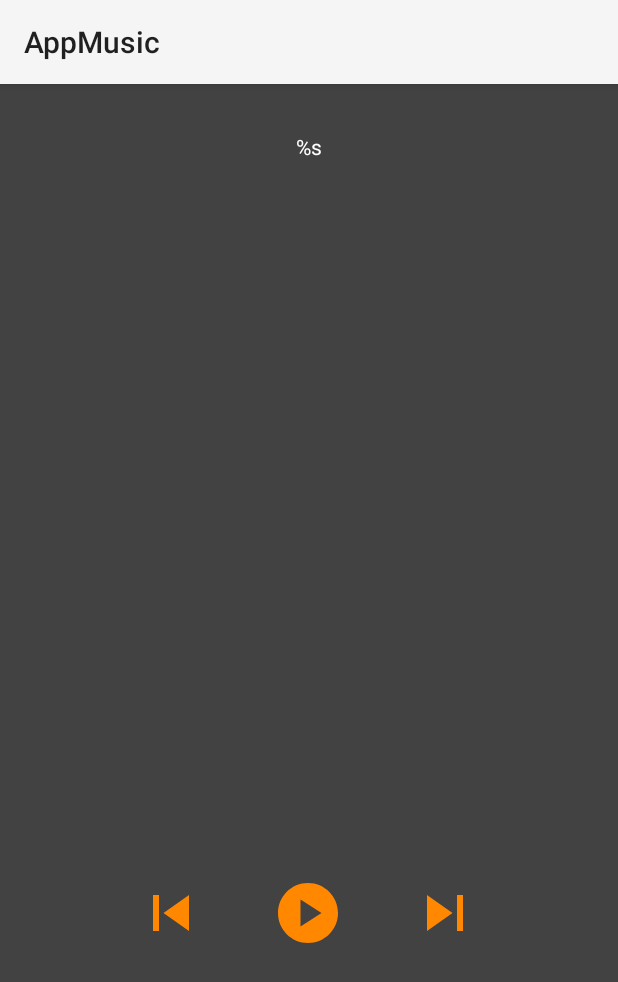
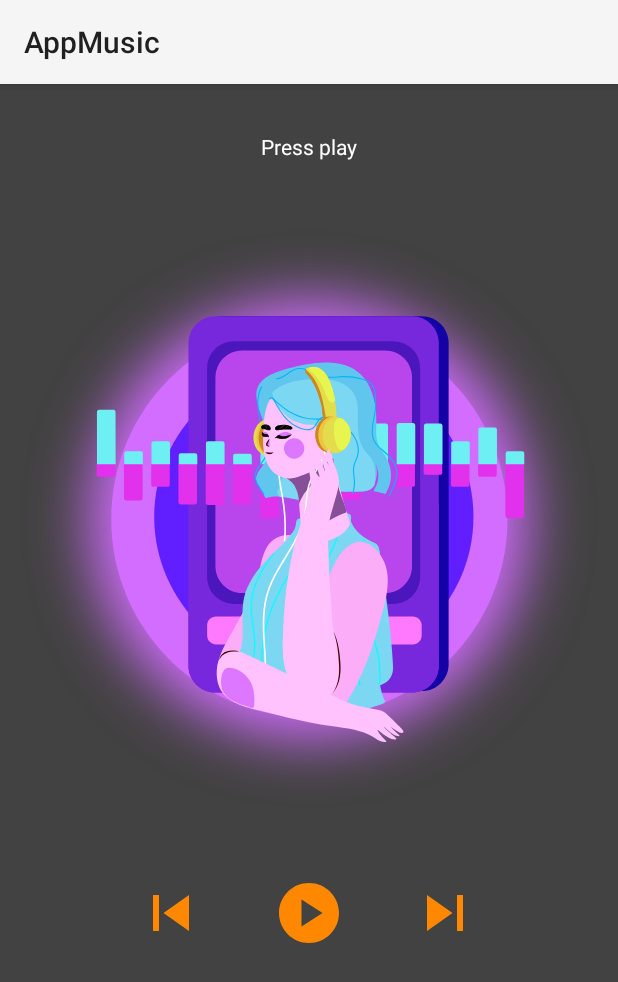
Before and after one commit to maximk0/Aston_intensiv_1, an Android app: the screen it shows after launch (MainActivity), on a phone screen of 412 x 824 dp. Shown: the top 982 px of the screen. Run offline under Robolectric (Android 15) with nearby library versions, the phone set to English and light mode, and no system bars.

Commit message:
changed main activity

```diff
--- a/app/src/main/java/com/example/appmusic/MainActivity.kt
+++ b/app/src/main/java/com/example/appmusic/MainActivity.kt
@@ -2,17 +2,105 @@ package com.example.appmusic
 
 import androidx.appcompat.app.AppCompatActivity
 import android.os.Bundle
+import android.os.PersistableBundle
+import android.util.Log
+import android.view.View
 import com.example.appmusic.databinding.ActivityMainBinding
+
+private const val IS_PAUSED = "playing key"
 
 class MainActivity : AppCompatActivity() {
 
     private var _binding: ActivityMainBinding? = null
     private val binding get() = _binding!!
+
+    private var isPaused = true
+
     override fun onCreate(savedInstanceState: Bundle?) {
         super.onCreate(savedInstanceState)
         _binding = ActivityMainBinding.inflate(layoutInflater)
         setContentView(binding.root)
 
+        savedInstanceState?. let {
+            isPaused = it.getBoolean(IS_PAUSED)
+        }
+        updateButtonsState()
+
+        Log.d("MAIN_ACTIVITY", "onCreate isPaused = $isPaused")
+
         binding.trackName.isSelected = true
+
+        with(binding) {
+            updateButtonsState()
+
+            next.setOnClickListener {
+                isPaused = false
+                updateButtonsState()
+                MusicPlayerService.getIntent(this@MainActivity).also {
+                    it.action = Constants.ACTION.NEXT_FOREGROUND_ACTION
+                    startService(it)
+                }
+            }
+
+            play.setOnClickListener {
+                isPaused = !isPaused
+                updateButtonsState()
+
+                MusicPlayerService.getIntent(this@MainActivity).also {
+                    it.action = Constants.ACTION.START_FOREGROUND_ACTION
+                    startService(it)
+                }
+            }
+
+            pause.setOnClickListener {
+                isPaused = !isPaused
+                updateButtonsState()
+
+                MusicPlayerService.getIntent(this@MainActivity).also {
+                    it.action = Constants.ACTION.STOP_FOREGROUND_ACTION
+                    startService(it)
+                }
+            }
+
+            previous.setOnClickListener {
+                isPaused = false
+                updateButtonsState()
+                MusicPlayerService.getIntent(this@MainActivity).also {
+                    it.action = Constants.ACTION.PREVIOUS_FOREGROUND_ACTION
+                    startService(it)
+                }
+            }
+        }
+
     }
+
+    private fun updateButtonsState() {
+        if (!isPaused) {
+            binding.pause.visibility = View.VISIBLE
+            binding.play.visibility = View.GONE
+            binding.trackName.text = getString(
+                R.string.track_name,
+                resources.getResourceEntryName(R.raw.imagine_dragons_im_so_sorry)
+            )
+            binding.lottieAnimationView.playAnimation()
+        } else {
+            binding.play.visibility = View.VISIBLE
+            binding.pause.visibility = View.GONE
+            binding.lottieAnimationView.pauseAnimation()
+        }
+    }
+
+    override fun onSaveInstanceState(outState: Bundle) {
+        super.onSaveInstanceState(outState)
+        outState.putBoolean(IS_PAUSED, isPaused)
+        Log.d("MAIN_ACTIVITY", "onSaveInstanceState isPaused = $isPaused")
+    }
+
+    override fun onRestoreInstanceState(savedInstanceState: Bundle) {
+        super.onRestoreInstanceState(savedInstanceState)
+        Log.d("MAIN_ACTIVITY", "onRestoreInstanceState isPaused = $isPaused")
+        isPaused = savedInstanceState.getBoolean(IS_PAUSED)
+        updateButtonsState()
+    }
+
 }
--- a/app/src/main/res/layout/activity_main.xml
+++ b/app/src/main/res/layout/activity_main.xml
@@ -17,7 +17,7 @@
         android:marqueeRepeatLimit="marquee_forever"
         android:scrollHorizontally="true"
         android:singleLine="true"
-        android:text="@string/track_name"
+        android:text="@string/press_play"
         android:layout_margin="32dp"
         android:textColor="@color/white"
         app:layout_constraintEnd_toEndOf="parent"
@@ -26,13 +26,13 @@
 
     <com.airbnb.lottie.LottieAnimationView
         android:id="@+id/lottieAnimationView"
-        android:layout_width="250dp"
-        android:layout_height="300dp"
-        android:layout_marginBottom="16dp"
-        app:layout_constraintBottom_toTopOf="@+id/play"
+        android:layout_width="match_parent"
+        android:layout_height="400dp"
+        app:layout_constraintBottom_toTopOf="@+id/previous"
         app:layout_constraintEnd_toEndOf="parent"
         app:layout_constraintStart_toStartOf="parent"
-        app:layout_constraintTop_toBottomOf="@+id/track_name" />
+        app:layout_constraintTop_toBottomOf="@+id/track_name"
+        app:lottie_rawRes="@raw/girl_listening_to_music" />
 
     <ImageButton
         android:id="@+id/play"
@@ -43,7 +43,6 @@
         android:src="@drawable/ic_play"
         app:layout_constraintBottom_toBottomOf="parent"
         app:layout_constraintEnd_toEndOf="parent"
-        app:layout_constraintHorizontal_bias="0.498"
         app:layout_constraintStart_toStartOf="parent"
         app:layout_constraintTop_toTopOf="parent"
         app:layout_constraintVertical_bias="0.734" />
@@ -81,12 +80,13 @@
         android:layout_width="wrap_content"
         android:layout_height="wrap_content"
         android:background="@android:color/transparent"
+        android:contentDescription="@string/description_bnt_pause"
         android:src="@drawable/ic_pause"
-        android:visibility="gone"
+        android:visibility="invisible"
+        app:layout_constraintVertical_bias="0.734"
         app:layout_constraintBottom_toBottomOf="parent"
         app:layout_constraintEnd_toEndOf="parent"
         app:layout_constraintStart_toStartOf="parent"
-        app:layout_constraintTop_toTopOf="parent"
-        android:contentDescription="@string/description_bnt_pause"/>
+        app:layout_constraintTop_toTopOf="parent" />
 
 </androidx.constraintlayout.widget.ConstraintLayout>
--- a/app/src/main/res/values/strings.xml
+++ b/app/src/main/res/values/strings.xml
@@ -5,4 +5,5 @@
     <string name="description_bnt_pause">Button: pause</string>
     <string name="description_bnt_next">Button: next</string>
     <string name="track_name">%s</string>
+    <string name="press_play">Press play</string>
 </resources>
```
